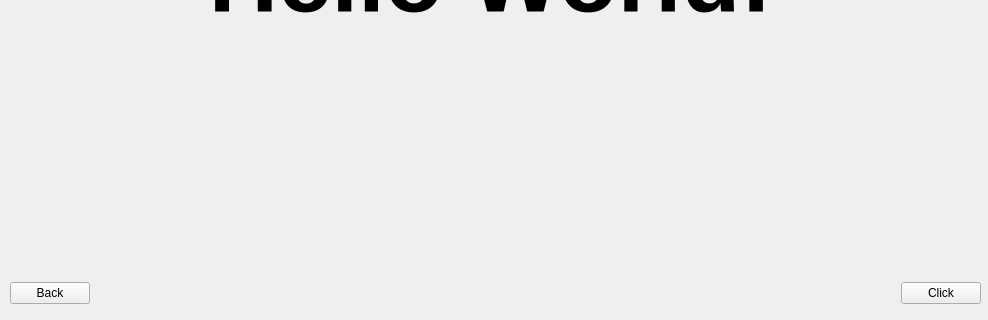
jspngh/shae-workstation, file src/ui/overviewwidget.ui: the form before one commit; both pictures show x 0 to 988 and y 307 to 627 of the 988 by 627 pixel window.
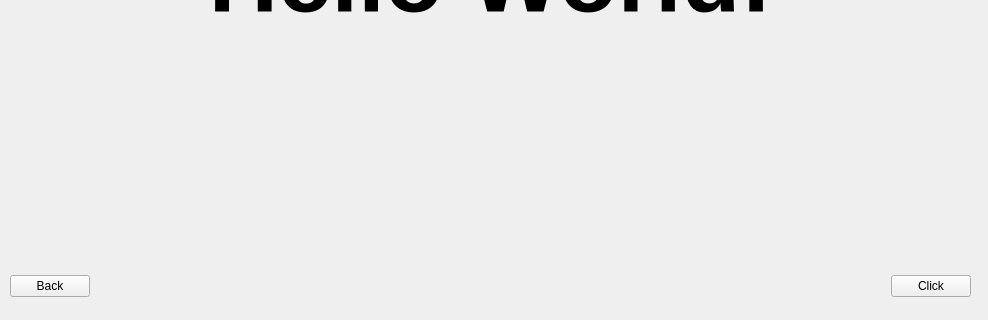
The form after the commit.

```diff
--- a/src/ui/overviewwidget.ui
+++ b/src/ui/overviewwidget.ui
@@ -18,8 +18,8 @@
     <rect>
      <x>10</x>
      <y>580</y>
-     <width>971</width>
-     <height>41</height>
+     <width>961</width>
+     <height>27</height>
     </rect>
    </property>
    <layout class="QHBoxLayout" name="buttonLayout">
```
